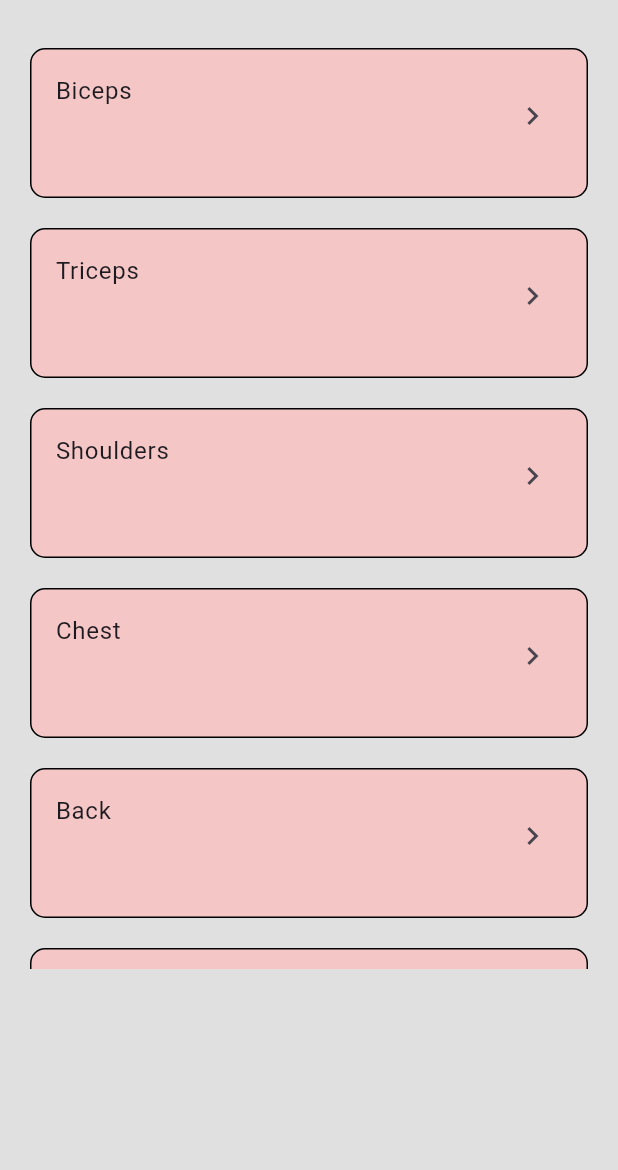
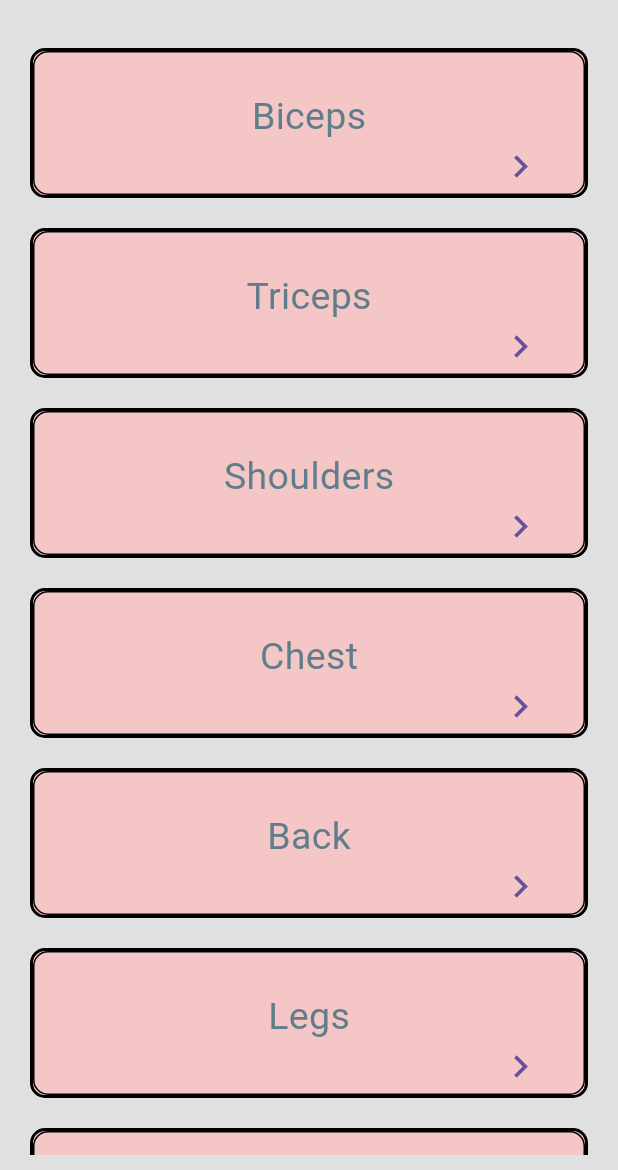
Before and after one commit to AgrwalNipun/fitness_app1, a Flutter app: the screen it shows once a user with an empty profile is signed in, after a tap on "Weight Training", on a phone screen of 412 x 824 dp, the part 66-1236 px from its top. Run offline on Flutter 3.47's test engine with Material 3 defaults, Android fonts, the phone set to English and light mode, and no system bars; our stand-ins replace cloud_firestore, firebase_auth, firebase_core, fl_chart, flutter_riverpod, percent_indicator; accounts and stored records are empty.

Commit message:
added connection from firebase and also made so that we get only excercise for selected body part

```diff
--- a/lib/main.dart
+++ b/lib/main.dart
@@ -4,6 +4,7 @@ import 'package:fitness_app/firebase_options.dart';
 import 'package:fitness_app/services_firebase/login_page.dart';
 import 'package:flutter/material.dart';
 import 'package:flutter/services.dart';
+import 'package:flutter_riverpod/flutter_riverpod.dart';
 import 'homepage.dart';
 
 void main() async {
@@ -14,7 +15,7 @@ void main() async {
 SystemChrome.setSystemUIOverlayStyle(SystemUiOverlayStyle(
         statusBarColor: Colors.transparent
     ));
-  runApp( MyApp());
+  runApp( ProviderScope(child: MyApp()));
 }
 
 class MyApp extends StatelessWidget {
--- a/lib/weight_training.dart
+++ b/lib/weight_training.dart
@@ -1,6 +1,10 @@
 import 'package:fitness_app/default_values.dart';
+import 'package:fitness_app/excersise_page.dart';
 import 'package:fitness_app/homepage.dart';
 import 'package:flutter/material.dart';
+import 'package:flutter_riverpod/flutter_riverpod.dart';
+
+final bodyPartProvider = StateProvider<String>((ref)=>"");
 
 class WeightTraining extends StatefulWidget {
   const WeightTraining({super.key});
@@ -19,8 +23,7 @@ class _WeightTrainingState extends State<WeightTraining> {
         padding: EdgeInsets.all(10),
         child: Column(
           children: [
-            Container(
-              height: MediaQuery.of(context).size.height -200 ,
+            Expanded(
               child: ListView.builder(
                   itemCount: bodyParts.length,
                   itemBuilder: (context,index)=>
@@ -28,26 +31,49 @@ class _WeightTrainingState extends State<WeightTraining> {
                       height: 100,
                       margin: EdgeInsets.all(10),
                       decoration: BoxDecoration(
-                      border: Border.all(),
+                        border: Border.all(width: 2),
                         borderRadius: BorderRadius.all(Radius.circular(10)),
                         color: Color.fromARGB(255, 244, 198, 198)
                       ),
                       child:
-                    ListTile(
+                       Consumer(
+                        builder: (context, ref, child) =>  ElevatedButton(
+                          style: ElevatedButton.styleFrom(
+                            elevation: 0,
+                            backgroundColor:Color.fromARGB(255, 244, 198, 198),
+                            splashFactory: NoSplash.splashFactory,
+                            shape: RoundedRectangleBorder(side: BorderSide(),borderRadius: BorderRadius.circular(10)),
+                          ),
+                          onPressed: () {
+                            ref.read(bodyPartProvider.notifier).update((state)=>bodyParts[index]);
+                            Navigator.of(context).push(MaterialPageRoute(builder: (context)=>excercise()));
+                          },
+                          child :
+
+                           Card(
                             // shape: CircleBorder(side: BorderSide(),eccentricity:0.6),
-                      title: Text(bodyParts[index]),
-                      trailing: Column(
+                            borderOnForeground: false,
+                            color: Color.fromARGB(255, 244, 198, 198),
+                            elevation: 0,
+                            child: Center(
+                              child: Column(
                                 mainAxisAlignment: MainAxisAlignment.end,
                                 children: [
-                          Icon(Icons.navigate_next),
+                                  Text(bodyParts[index],style: TextStyle(fontSize: 25,color: Colors.blueGrey),),
+                                  Row(
+                                    mainAxisAlignment: MainAxisAlignment.end,
+                                    children: [
+                                      Icon(Icons.navigate_next,size: 30,),
                                     ],
-
+                                  ),
+                                ],
+                              ),),
+                            ),
+                                               ),
+                       ),
                       ),
                     ),
             )
-                ),
-            )
-
           ],
         ),
       )
--- a/pubspec.yaml
+++ b/pubspec.yaml
@@ -38,6 +38,9 @@ dependencies:
   percent_indicator: ^4.2.4
   firebase_core: ^3.12.1
   firebase_auth: ^5.5.1
+  cloud_firestore: ^5.6.5
+  firebase_database: ^11.3.4
+  flutter_riverpod: ^2.6.1
 
 dev_dependencies:
   flutter_test:
```
Also changed, not shown: lib/excersise_page.dart (added, +50 -0 lines), pubspec.lock, 2 other files. Lines whose indentation alone changed are shown as unchanged.
